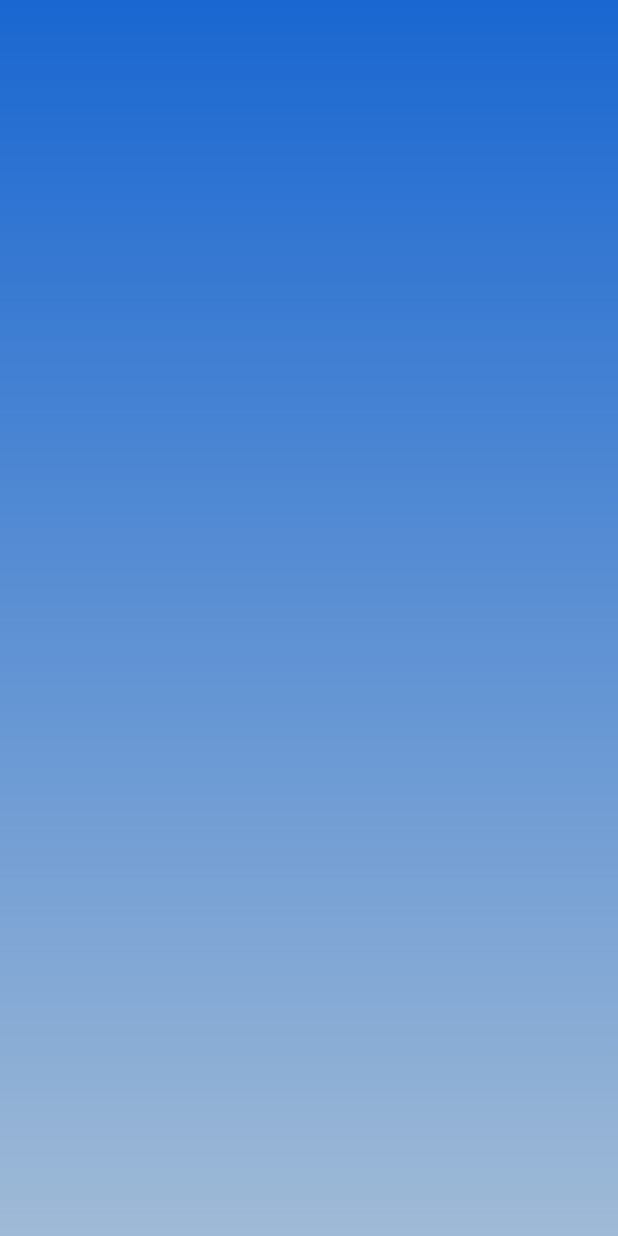
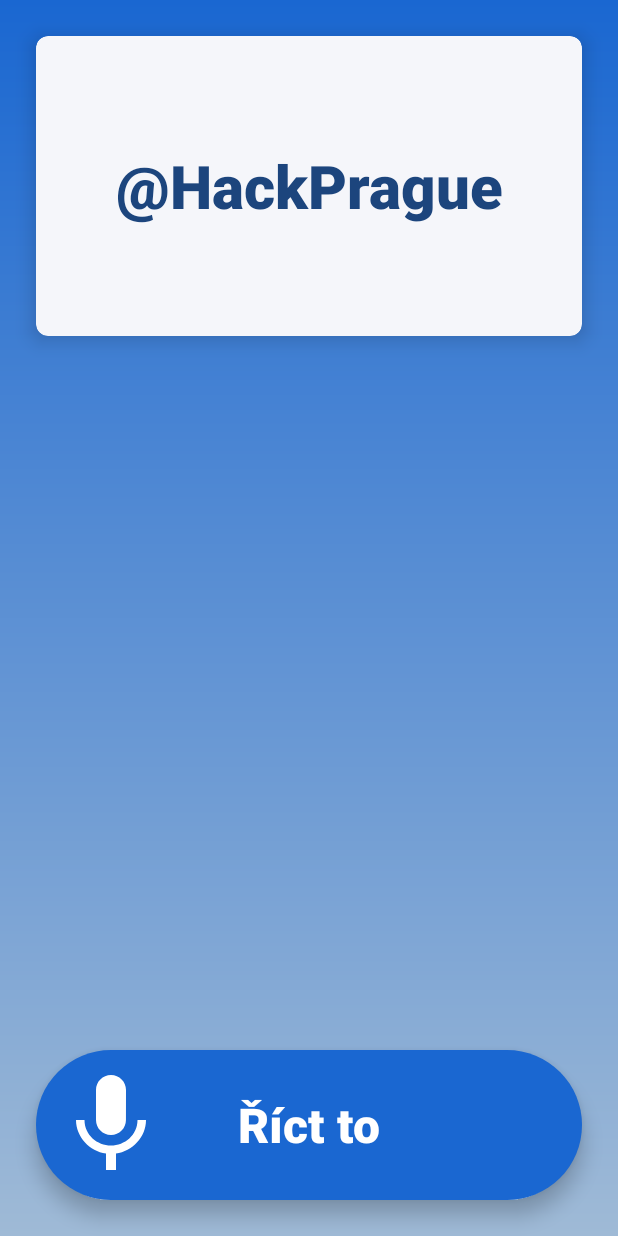
Before and after one commit to num19/georgesenior, an Android app: the AccountFragment screen opened directly, with no data from a screen before it, on a phone screen of 412 x 824 dp. Run offline under Robolectric (Android 15) with nearby library versions, the phone set to English and light mode, and no system bars.

Commit message:
account screen

```diff
--- a/app/src/main/java/cz/teamnull/georgesenior/ui/account/AccountFragment.kt
+++ b/app/src/main/java/cz/teamnull/georgesenior/ui/account/AccountFragment.kt
@@ -1,12 +1,20 @@
 package cz.teamnull.georgesenior.ui.account
 
+import android.graphics.PorterDuff
 import androidx.lifecycle.ViewModelProvider
 import android.os.Bundle
+import android.view.Gravity
 import androidx.fragment.app.Fragment
 import android.view.LayoutInflater
 import android.view.View
 import android.view.ViewGroup
+import android.view.animation.AlphaAnimation
+import android.view.animation.Animation
+import android.view.animation.AnimationUtils
+import android.view.animation.RotateAnimation
+import androidx.core.content.ContextCompat
 import cz.teamnull.georgesenior.R
+import cz.teamnull.georgesenior.databinding.AccountFragmentBinding
 
 class AccountFragment : Fragment() {
 
@@ -15,18 +23,45 @@ class AccountFragment : Fragment() {
     }
 
     private lateinit var viewModel: AccountViewModel
+    private lateinit var binding: AccountFragmentBinding
+    private lateinit var micAnim: Animation
 
-    override fun onCreateView(
-        inflater: LayoutInflater, container: ViewGroup?,
-        savedInstanceState: Bundle?
-    ): View {
-        return inflater.inflate(R.layout.account_fragment, container, false)
+    override fun onCreateView(inflater: LayoutInflater, container: ViewGroup?, savedInstanceState: Bundle?): View {
+        binding = AccountFragmentBinding.bind(inflater.inflate(R.layout.account_fragment, container, false))
+        return binding.root
     }
 
     override fun onActivityCreated(savedInstanceState: Bundle?) {
         super.onActivityCreated(savedInstanceState)
         viewModel = ViewModelProvider(this).get(AccountViewModel::class.java)
-        // TODO: Use the ViewModel
+        binding.buttonListen.setOnClickListener {
+            viewModel.isListening = !viewModel.isListening
+            updateListeningButton()
+        }
+        micAnim = AnimationUtils.loadAnimation(requireContext(), R.anim.mic)
+    }
+
+    private fun updateListeningButton() = binding.apply {
+        if (viewModel.isListening) {
+            /*imageListening.setColorFilter(
+                ContextCompat.getColor(
+                    requireContext(),
+                    R.color.white
+                ), PorterDuff.Mode.SRC_IN
+            )*/
+            imageListening.startAnimation(micAnim)
+            textViewListening.text = "Poslouchám"
+        } else {
+            /*imageListening.setColorFilter(
+                ContextCompat.getColor(
+                    requireContext(),
+                    R.color.george_blue
+                ), PorterDuff.Mode.SRC_IN
+            )*/
+            imageListening.clearAnimation()
+            textViewListening.text = "Říct to"
+        }
+
     }
 
 }
--- a/app/src/main/java/cz/teamnull/georgesenior/ui/account/AccountViewModel.kt
+++ b/app/src/main/java/cz/teamnull/georgesenior/ui/account/AccountViewModel.kt
@@ -3,5 +3,13 @@ package cz.teamnull.georgesenior.ui.account
 import androidx.lifecycle.ViewModel
 
 class AccountViewModel : ViewModel() {
-    // TODO: Implement the ViewModel
+    var isListening = false
+
+
+
+
+    fun listen(){
+
+    }
+
 }
--- a/app/src/main/java/cz/teamnull/georgesenior/ui/main/LoginFragment.kt
+++ b/app/src/main/java/cz/teamnull/georgesenior/ui/main/LoginFragment.kt
@@ -12,6 +12,9 @@ import android.widget.Toast
 import androidx.core.view.children
 import cz.teamnull.georgesenior.*
 import cz.teamnull.georgesenior.databinding.LoginFragmentBinding
+import cz.teamnull.georgesenior.utils.gotoAndFinish
+import cz.teamnull.georgesenior.utils.pop
+import cz.teamnull.georgesenior.utils.showMessage
 
 class LoginFragment : Fragment() {
 
--- a/app/src/main/java/cz/teamnull/georgesenior/Ext.kt
+++ b/app/src/main/java/cz/teamnull/georgesenior/utils/Ext.kt
@@ -1,7 +1,8 @@
-package cz.teamnull.georgesenior
+package cz.teamnull.georgesenior.utils
 
 import android.app.Activity
 import android.content.Intent
+import cz.teamnull.georgesenior.MessageActivity
 
 fun String.pop() = if (this.isEmpty()) "" else this.dropLast(1)
 
--- /dev/null
+++ b/app/src/main/res/anim/mic.xml
@@ -0,0 +1,13 @@
+<?xml version="1.0" encoding="utf-8"?>
+<set xmlns:android="http://schemas.android.com/apk/res/android">
+
+    <rotate
+        android:duration="1000"
+        android:fromDegrees="0"
+        android:interpolator="@android:anim/linear_interpolator"
+        android:pivotX="50%"
+        android:pivotY="50%"
+        android:repeatCount="infinite"
+        android:toDegrees="360" />
+
+</set>
--- /dev/null
+++ b/app/src/main/res/drawable/ic_baseline_mic_24.xml
@@ -0,0 +1,10 @@
+<vector xmlns:android="http://schemas.android.com/apk/res/android"
+    android:width="24dp"
+    android:height="24dp"
+    android:viewportWidth="24"
+    android:viewportHeight="24"
+    android:tint="?attr/colorControlNormal">
+  <path
+      android:fillColor="@android:color/white"
+      android:pathData="M12,14c1.66,0 2.99,-1.34 2.99,-3L15,5c0,-1.66 -1.34,-3 -3,-3S9,3.34 9,5v6c0,1.66 1.34,3 3,3zM17.3,11c0,3 -2.54,5.1 -5.3,5.1S6.7,14 6.7,11L5,11c0,3.41 2.72,6.23 6,6.72L11,21h2v-3.28c3.28,-0.48 6,-3.3 6,-6.72h-1.7z"/>
+</vector>
--- a/app/src/main/res/layout/account_fragment.xml
+++ b/app/src/main/res/layout/account_fragment.xml
@@ -6,4 +6,67 @@
     android:layout_width="match_parent"
     android:layout_height="match_parent"
     android:background="@drawable/account_bg"
-    tools:context=".ui.account.AccountFragment"/>
+    tools:context=".ui.account.AccountFragment">
+
+    <androidx.cardview.widget.CardView
+        android:layout_width="0dp"
+        android:layout_height="200dp"
+        android:layout_margin="24dp"
+        app:cardBackgroundColor="@color/not_white"
+        app:cardCornerRadius="8dp"
+        app:cardElevation="8dp"
+        app:layout_constraintEnd_toEndOf="parent"
+        app:layout_constraintStart_toStartOf="parent"
+        app:layout_constraintTop_toTopOf="parent" >
+
+        <TextView
+            android:id="@+id/textView3"
+            android:layout_width="match_parent"
+            android:layout_height="match_parent"
+            android:fontFamily="sans-serif-black"
+            android:gravity="center"
+            android:text="\@HackPrague"
+            android:textColor="@color/george_blue"
+            android:textSize="40sp" />
+    </androidx.cardview.widget.CardView>
+
+    <RelativeLayout
+        android:id="@+id/buttonListen"
+        android:clickable="true"
+        android:layout_width="0dp"
+        android:layout_height="100dp"
+        android:layout_marginStart="24dp"
+        android:layout_marginEnd="24dp"
+        android:layout_marginBottom="24dp"
+        android:elevation="8dp"
+        android:background="@drawable/button_bg_normal"
+        android:orientation="horizontal"
+        app:layout_constraintBottom_toBottomOf="parent"
+        app:layout_constraintEnd_toEndOf="parent"
+        app:layout_constraintStart_toStartOf="parent"
+        android:focusable="true">
+
+        <ImageView
+            app:tint="@color/white"
+            android:id="@+id/imageListening"
+            android:layout_width="80dp"
+            android:layout_height="80dp"
+            android:layout_margin="10dp"
+            android:scaleType="fitCenter"
+            android:src="@drawable/ic_baseline_mic_24"
+            app:srcCompat="@drawable/ic_baseline_mic_24" />
+
+        <TextView
+            android:id="@+id/text_view_listening"
+            android:layout_width="match_parent"
+            android:layout_height="match_parent"
+            android:fontFamily="sans-serif-black"
+            android:gravity="center"
+            android:paddingLeft="10dp"
+            android:paddingRight="10dp"
+            android:text="Říct to"
+            android:textColor="@color/white"
+            android:textSize="32sp" />
+
+    </RelativeLayout>
+</androidx.constraintlayout.widget.ConstraintLayout>
--- a/app/src/main/res/values/colors.xml
+++ b/app/src/main/res/values/colors.xml
@@ -1,6 +1,7 @@
 <?xml version="1.0" encoding="utf-8"?>
 <resources>
     <color name="white">#FFFFFFFF</color>
+    <color name="not_white">#f5f6fa</color>
     <color name="george_blue">#1C457D</color>
     <color name="gradient_start">#1A67D1</color>
     <color name="gradient_end">#9FBAD6</color>
```
